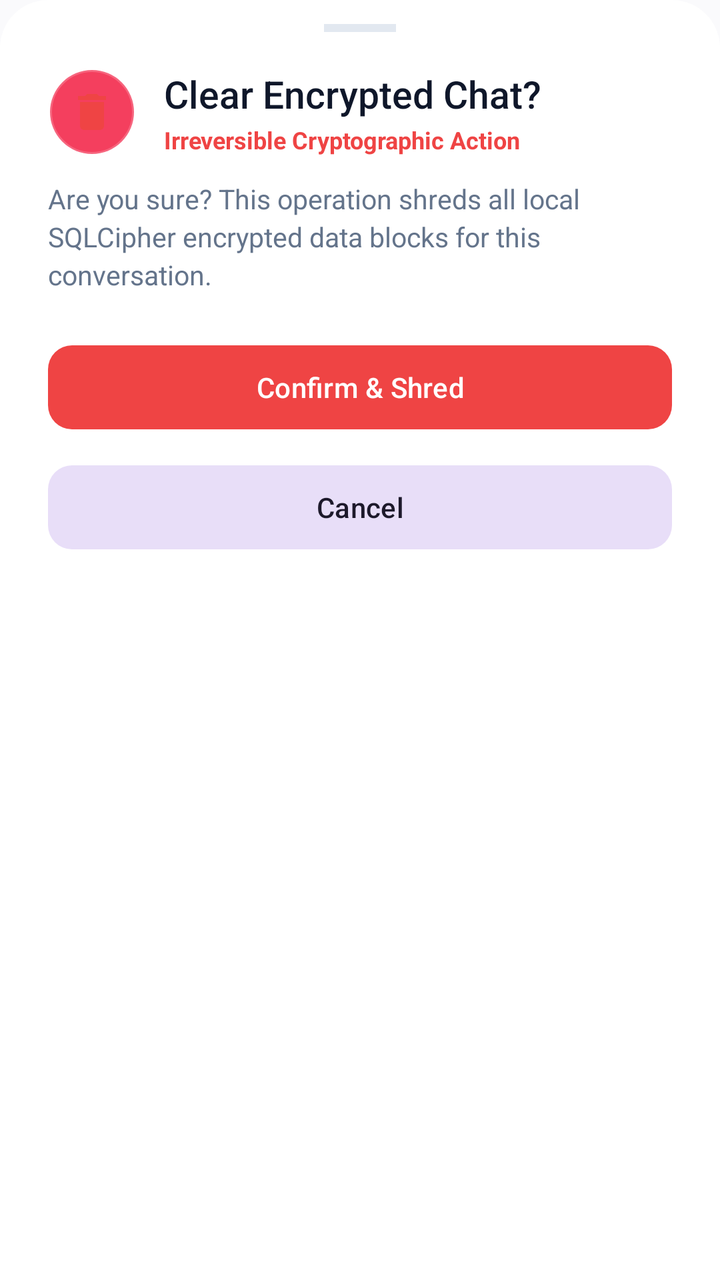
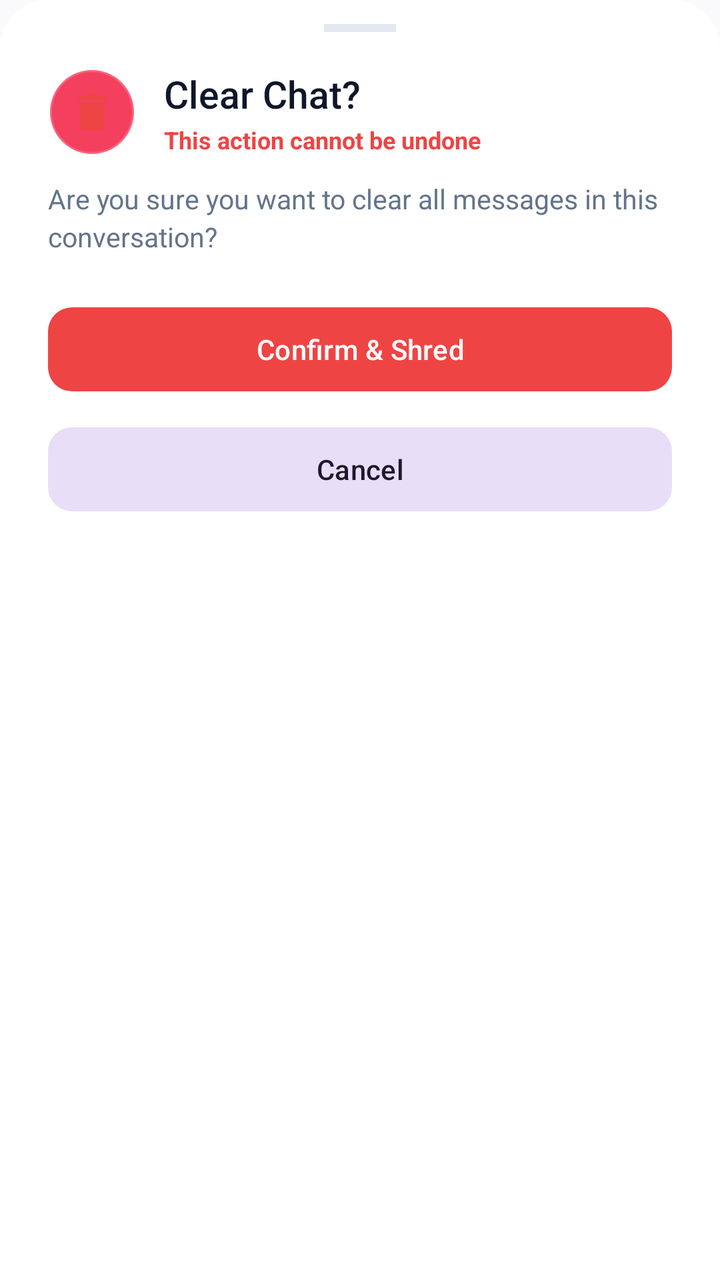

Screens rendered from an Android XML layout before and after an edit, with the pre-edit source and the edit as a unified diff.
<!-- AndroidManifest.xml: application theme Theme.VEIL -->
<!-- res/layout/dialog_confirm_destructive_sheet.xml -->
<?xml version="1.0" encoding="utf-8"?>
<LinearLayout xmlns:android="http://schemas.android.com/apk/res/android"
    xmlns:app="http://schemas.android.com/apk/res-auto"
    android:layout_width="match_parent"
    android:layout_height="wrap_content"
    android:orientation="vertical"
    android:background="@drawable/bottom_sheet_background"
    android:paddingStart="24dp"
    android:paddingEnd="24dp"
    android:paddingTop="12dp"
    android:paddingBottom="28dp">

    
    <View
        android:layout_width="36dp"
        android:layout_height="4dp"
        android:background="@color/colorOutline"
        android:layout_gravity="center_horizontal"
        android:layout_marginBottom="18dp" />

    <LinearLayout
        android:layout_width="match_parent"
        android:layout_height="wrap_content"
        android:orientation="horizontal"
        android:gravity="center_vertical"
        android:layout_marginBottom="12dp">

        <ImageView
            android:id="@+id/ivDestructiveIcon"
            android:layout_width="44dp"
            android:layout_height="44dp"
            android:padding="10dp"
            android:src="@drawable/ic_delete"
            android:tint="#EF4444"
            android:background="@drawable/bg_swatch_rose"
            android:layout_marginEnd="14dp" />

        <LinearLayout
            android:layout_width="0dp"
            android:layout_height="wrap_content"
            android:layout_weight="1"
            android:orientation="vertical">

            <TextView
                android:id="@+id/tvDestructiveTitle"
                android:layout_width="wrap_content"
                android:layout_height="wrap_content"
                android:text="Clear Encrypted Chat?"
                android:textColor="@color/textPrimary"
                android:textSize="19sp"
                android:fontFamily="sans-serif-medium" />

            <TextView
                android:layout_width="wrap_content"
                android:layout_height="wrap_content"
                android:text="Irreversible Cryptographic Action"
                android:textColor="#EF4444"
                android:textSize="12sp"
                android:textStyle="bold"
                android:layout_marginTop="2dp" />
        </LinearLayout>
    </LinearLayout>

    <TextView
        android:id="@+id/tvDestructiveMessage"
        android:layout_width="match_parent"
        android:layout_height="wrap_content"
        android:text="Are you sure? This operation shreds all local SQLCipher encrypted data blocks for this conversation."
        android:textColor="@color/textSecondary"
        android:textSize="13.5sp"
        android:lineSpacingExtra="3dp"
        android:layout_marginBottom="22dp" />

    <com.google.android.material.button.MaterialButton
        android:id="@+id/btnDestructiveConfirm"
        style="@style/Widget.Material3.Button"
        android:layout_width="match_parent"
        android:layout_height="50dp"
        android:text="Confirm &amp; Shred"
        android:textColor="#FFFFFF"
        app:backgroundTint="#EF4444"
        app:cornerRadius="12dp"
        android:layout_marginBottom="10dp" />

    <com.google.android.material.button.MaterialButton
        android:id="@+id/btnDestructiveCancel"
        style="@style/Widget.Material3.Button.TonalButton"
        android:layout_width="match_parent"
        android:layout_height="50dp"
        android:text="Cancel"
        app:cornerRadius="12dp" />

</LinearLayout>
<!-- resources referenced by this layout -->
<resources>
  <color name="colorOutline">#E2E8F0</color>
  <color name="textPrimary">#0F172A</color>
  <color name="textSecondary">#64748B</color>
  <!-- drawable bg_swatch_rose (drawable) -->
  <?xml version="1.0" encoding="utf-8"?>
  <shape xmlns:android="http://schemas.android.com/apk/res/android"
      android:shape="oval">
      <solid android:color="#F43F5E" />
      <stroke android:width="2dp" android:color="#33FFFFFF" />
  </shape>
  <!-- drawable bottom_sheet_background (drawable) -->
  <?xml version="1.0" encoding="utf-8"?>
  <shape xmlns:android="http://schemas.android.com/apk/res/android">
      <solid android:color="@color/colorSurface" />
      <corners
          android:topLeftRadius="24dp"
          android:topRightRadius="24dp" />
  </shape>
  <!-- drawable ic_delete (drawable) -->
  <vector xmlns:android="http://schemas.android.com/apk/res/android"
      android:width="24dp"
      android:height="24dp"
      android:viewportWidth="24"
      android:viewportHeight="24">
      <path
          android:fillColor="#FFFFFF"
          android:pathData="M6,19c0,1.1 0.9,2 2,2h8c1.1,0 2,-0.9 2,-2V7H6v12zM19,4h-3.5l-1,-1h-5l-1,1H5v2h14V4z"/>
  </vector>
  <style name="Theme.VEIL" parent="Base.Theme.VEIL" />
  <color name="colorSurface">#FFFFFF</color>
  <style name="Base.Theme.VEIL" parent="Theme.Material3.DayNight.NoActionBar">
          <item name="android:statusBarColor">@android:color/transparent</item>
          <item name="android:navigationBarColor">@android:color/transparent</item>
          <item name="android:windowLightStatusBar" tools:targetApi="m">true</item>
          <item name="colorPrimary">@color/colorPrimary</item>
          <item name="colorOnPrimary">@color/colorOnPrimary</item>
          <item name="colorPrimaryContainer">@color/colorPrimaryContainer</item>
          <item name="colorOnPrimaryContainer">@color/colorOnPrimaryContainer</item>
          <item name="colorSurface">@color/colorSurface</item>
          <item name="colorSurfaceVariant">@color/colorSurfaceVariant</item>
          <item name="colorOutline">@color/colorOutline</item>
          <item name="android:colorBackground">@color/colorBackground</item>
          <item name="bottomSheetDialogTheme">@style/ModernBottomSheetDialogTheme</item>
      </style>
  <color name="colorPrimary">#4F46E5</color>
  <color name="colorOnPrimary">#FFFFFF</color>
  <color name="colorPrimaryContainer">#EEF2FF</color>
  <color name="colorOnPrimaryContainer">#3730A3</color>
  <color name="colorSurfaceVariant">#F1F5F9</color>
  <color name="colorBackground">#FAFAFC</color>
  <style name="ModernBottomSheetDialogTheme" parent="Theme.Material3.DayNight.BottomSheetDialog">
          <item name="bottomSheetStyle">@style/ModernBottomSheetStyle</item>
          <item name="android:windowIsFloating">false</item>
          <item name="android:statusBarColor">@android:color/transparent</item>
          <item name="android:navigationBarColor">@android:color/transparent</item>
      </style>
  <style name="ModernBottomSheetStyle" parent="Widget.Material3.BottomSheet">
          <item name="android:background">@android:color/transparent</item>
      </style>
</resources>

<!-- the commit's change to res/layout/dialog_confirm_destructive_sheet.xml (unified diff, before → after) -->
@@ -45,7 +45,7 @@
                 android:id="@+id/tvDestructiveTitle"
                 android:layout_width="wrap_content"
                 android:layout_height="wrap_content"
-                android:text="Clear Encrypted Chat?"
+                android:text="Clear Chat?"
                 android:textColor="@color/textPrimary"
                 android:textSize="19sp"
                 android:fontFamily="sans-serif-medium" />
@@ -53,7 +53,7 @@
             <TextView
                 android:layout_width="wrap_content"
                 android:layout_height="wrap_content"
-                android:text="Irreversible Cryptographic Action"
+                android:text="This action cannot be undone"
                 android:textColor="#EF4444"
                 android:textSize="12sp"
                 android:textStyle="bold"
@@ -65,7 +65,7 @@
         android:id="@+id/tvDestructiveMessage"
         android:layout_width="match_parent"
         android:layout_height="wrap_content"
-        android:text="Are you sure? This operation shreds all local SQLCipher encrypted data blocks for this conversation."
+        android:text="Are you sure you want to clear all messages in this conversation?"
         android:textColor="@color/textSecondary"
         android:textSize="13.5sp"
         android:lineSpacingExtra="3dp"
